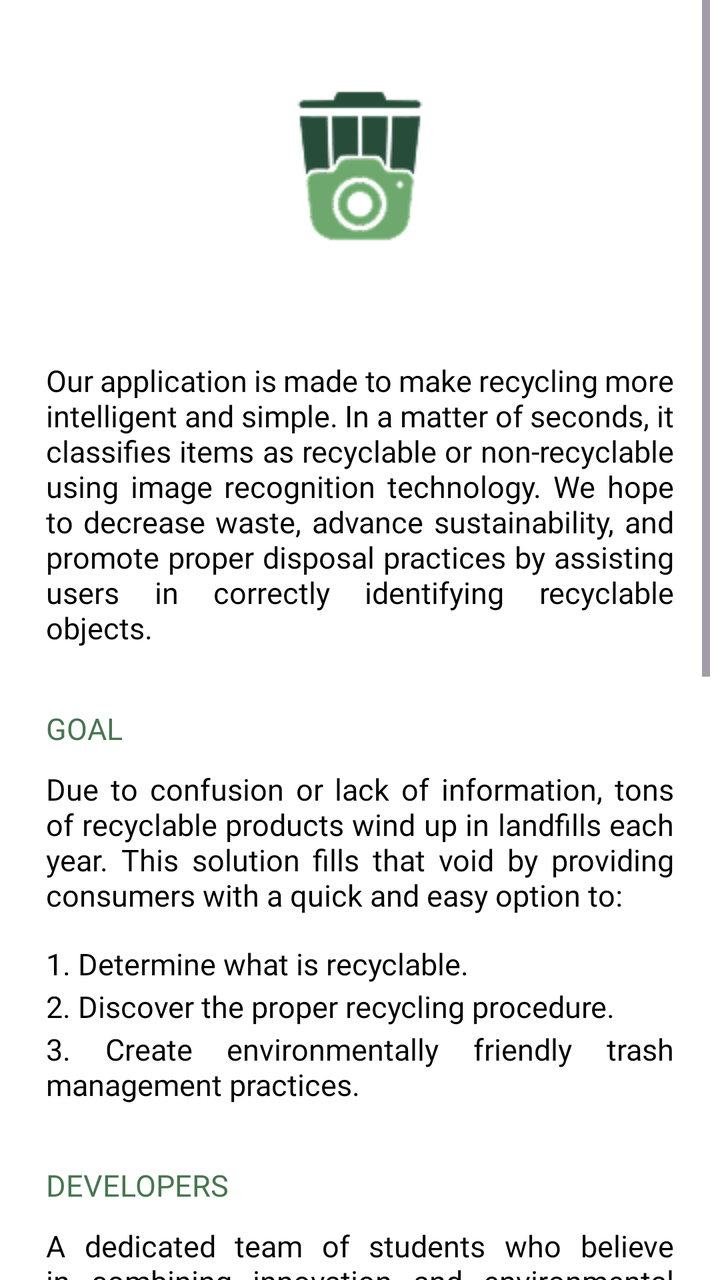
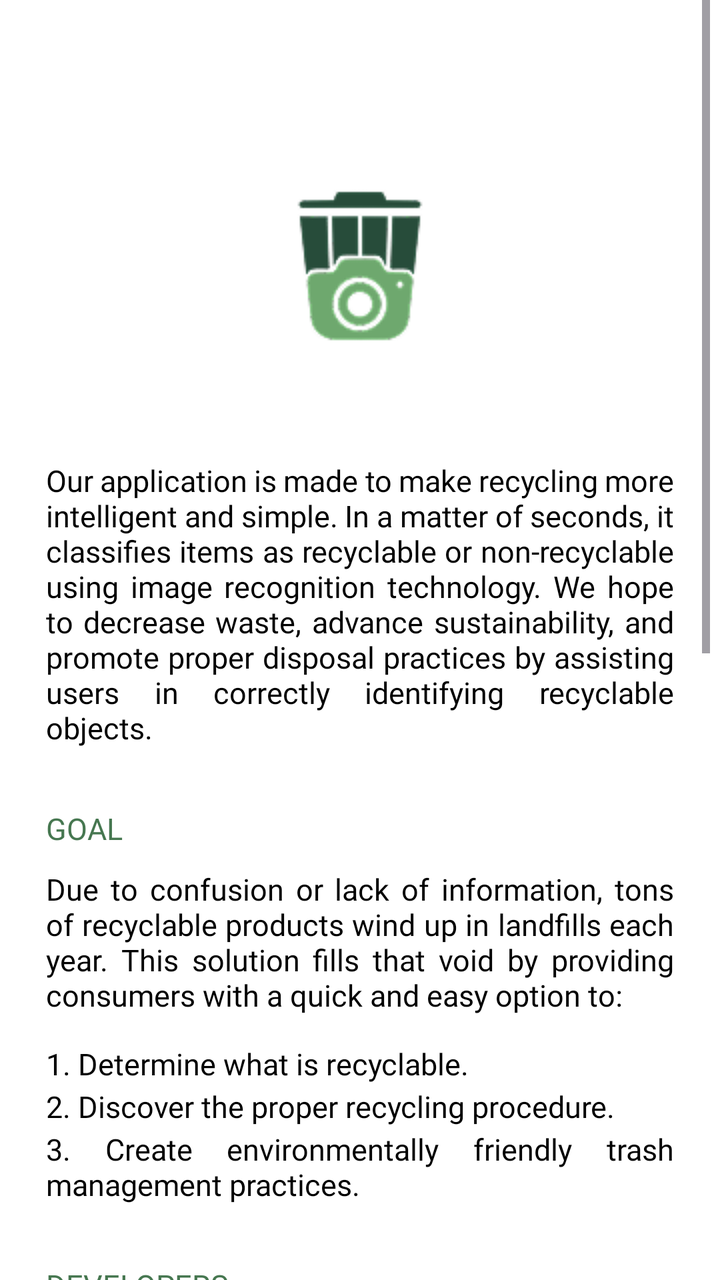

An Android layout rendered at two revisions. The XML below is the earlier revision; the diff shows what the commit changed to produce the second picture.
<!-- AndroidManifest.xml: application theme Theme.SortItJSON -->
<!-- res/layout/fragment_about.xml -->
<?xml version="1.0" encoding="utf-8"?>
<ScrollView
    xmlns:android="http://schemas.android.com/apk/res/android"
    android:layout_width="match_parent"
    android:layout_height="match_parent"
    android:paddingBottom="0dp"
    android:paddingRight="5dp"
    android:paddingLeft="5dp"
    android:fillViewport="true"
    android:background="#FFFFFF">

    
    <LinearLayout
        android:layout_width="match_parent"
        android:layout_height="wrap_content"
        android:orientation="vertical">

        
        <LinearLayout
            android:id="@+id/main"
            android:layout_width="match_parent"
            android:layout_height="wrap_content"
            android:gravity="center_horizontal"
            android:orientation="vertical"
            android:padding="0dp">

            <ImageView
                android:id="@+id/yellowlogoicon"
                android:layout_width="90dp"
                android:layout_height="90dp"
                android:layout_marginTop="40dp"
                android:contentDescription="logo_yellow_icon_desc"
                android:src="@drawable/about_applogo" />


            <LinearLayout
                android:layout_width="match_parent"
                android:layout_height="wrap_content"
                android:layout_marginLeft="8dp"
                android:layout_marginTop="40dp"
                android:layout_marginRight="8dp"
                android:orientation="vertical"
                android:padding="10dp">

                <TextView
                    android:layout_width="match_parent"
                    android:layout_height="wrap_content"
                    android:fontFamily="@font/montserrat_regular"
                    android:justificationMode="inter_word"
                    android:text="@string/about_intro"
                    android:textColor="#000000"
                    android:textSize="15sp" />

            </LinearLayout>


            <LinearLayout
                android:layout_width="match_parent"
                android:layout_height="wrap_content"
                android:layout_marginLeft="8dp"
                android:layout_marginTop="10dp"
                android:layout_marginRight="8dp"
                android:orientation="vertical"
                android:padding="10dp">

                <TextView
                    android:layout_width="match_parent"
                    android:layout_height="wrap_content"
                    android:fontFamily="@font/montserrat_bold"
                    android:justificationMode="inter_word"
                    android:text="GOAL"
                    android:textColor="#467750"
                    android:textSize="15sp" />

                <TextView
                    android:layout_width="match_parent"
                    android:layout_height="wrap_content"
                    android:layout_marginTop="10dp"
                    android:fontFamily="@font/montserrat_regular"
                    android:justificationMode="inter_word"
                    android:text="@string/about_goal"
                    android:textColor="#000000"
                    android:textSize="15sp" />

                <TextView
                    android:layout_width="match_parent"
                    android:layout_height="wrap_content"
                    android:layout_marginTop="14dp"
                    android:fontFamily="@font/montserrat_regular"
                    android:justificationMode="inter_word"
                    android:text="1. Determine what is recyclable."
                    android:textColor="#000000"
                    android:textSize="15sp" />

                <TextView
                    android:layout_width="match_parent"
                    android:layout_height="wrap_content"
                    android:layout_marginTop="1dp"
                    android:fontFamily="@font/montserrat_regular"
                    android:justificationMode="inter_word"
                    android:text="2. Discover the proper recycling procedure."
                    android:textColor="#000000"
                    android:textSize="15sp" />

                <TextView
                    android:layout_width="match_parent"
                    android:layout_height="wrap_content"
                    android:layout_marginTop="1dp"
                    android:fontFamily="@font/montserrat_regular"
                    android:justificationMode="inter_word"
                    android:text="3. Create environmentally friendly trash management practices."
                    android:textColor="#000000"
                    android:textSize="15sp" />
            </LinearLayout>

            <LinearLayout
                android:layout_width="match_parent"
                android:layout_height="wrap_content"
                android:layout_marginLeft="8dp"
                android:layout_marginTop="10dp"
                android:layout_marginRight="8dp"
                android:orientation="vertical"
                android:padding="10dp">

                <TextView
                    android:layout_width="match_parent"
                    android:layout_height="match_parent"
                    android:fontFamily="@font/montserrat_bold"
                    android:text="DEVELOPERS"
                    android:textColor="#467750"
                    android:textSize="15sp" />

                <TextView
                    android:layout_width="match_parent"
                    android:layout_height="wrap_content"
                    android:layout_marginTop="10dp"
                    android:fontFamily="@font/montserrat_regular"
                    android:justificationMode="inter_word"
                    android:text="@string/about_developers"
                    android:textColor="#000000"
                    android:textSize="15sp" />

                <LinearLayout
                    android:layout_width="match_parent"
                    android:layout_height="wrap_content"
                    android:layout_marginLeft="8dp"
                    android:layout_marginTop="10dp"
                    android:layout_marginRight="8dp"
                    android:orientation="horizontal"
                    android:padding="10dp">

                    <ImageView
                        android:id="@+id/membericon_az"
                        android:layout_width="53dp"
                        android:layout_height="53dp"
                        android:layout_marginTop="10dp"
                        android:contentDescription="logo_yellow_icon_desc"
                        android:src="@drawable/member" />

                    <TextView
                        android:layout_width="match_parent"
                        android:layout_height="match_parent"
                        android:layout_marginTop="25dp"
                        android:fontFamily="@font/montserrat_regular"
                        android:layout_marginLeft="20dp"
                        android:text="A Z Rain L. Espinas,"
                        android:textColor="#000000"
                        android:textSize="15sp" />
                </LinearLayout>

                <LinearLayout
                    android:layout_width="match_parent"
                    android:layout_height="wrap_content"
                    android:layout_marginLeft="8dp"
                    android:layout_marginRight="8dp"
                    android:orientation="horizontal"
                    android:padding="10dp">

                    <ImageView
                        android:id="@+id/membericon_ginno"
                        android:layout_width="53dp"
                        android:layout_height="53dp"
                        android:layout_marginTop="10dp"
                        android:contentDescription="logo_yellow_icon_desc"
                        android:src="@drawable/member" />

                    <TextView
                        android:layout_width="match_parent"
                        android:layout_height="match_parent"
                        android:layout_marginTop="25dp"
                        android:fontFamily="@font/montserrat_regular"
                        android:layout_marginLeft="20dp"
                        android:text="Ginno L. Buenaobra"
                        android:textColor="#000000"
                        android:textSize="15sp" />
                </LinearLayout>

                <LinearLayout
                    android:layout_width="match_parent"
                    android:layout_height="wrap_content"
                    android:layout_marginLeft="8dp"
                    android:layout_marginRight="8dp"
                    android:orientation="horizontal"
                    android:padding="10dp">

                    <ImageView
                        android:id="@+id/membericon_janna"
                        android:layout_width="53dp"
                        android:layout_height="53dp"
                        android:layout_marginTop="10dp"
                        android:contentDescription="logo_yellow_icon_desc"
                        android:src="@drawable/member" />

                    <TextView
                        android:layout_width="match_parent"
                        android:layout_height="match_parent"
                        android:layout_marginTop="25dp"
                        android:fontFamily="@font/montserrat_regular"
                        android:layout_marginLeft="20dp"
                        android:text="Janna Carla R. Morcozo"
                        android:textColor="#000000"
                        android:textSize="15sp" />
                </LinearLayout>

                <LinearLayout
                    android:layout_width="match_parent"
                    android:layout_height="wrap_content"
                    android:layout_marginLeft="8dp"
                    android:layout_marginRight="8dp"
                    android:orientation="horizontal"
                    android:padding="10dp">

                    <ImageView
                        android:id="@+id/membericon_jaycee"
                        android:layout_width="53dp"
                        android:layout_height="53dp"
                        android:layout_marginTop="10dp"
                        android:contentDescription="logo_yellow_icon_desc"
                        android:src="@drawable/member_jaycee" />

                    <TextView
                        android:layout_width="match_parent"
                        android:layout_height="match_parent"
                        android:layout_marginTop="25dp"
                        android:fontFamily="@font/montserrat_regular"
                        android:layout_marginLeft="20dp"
                        android:text="Jaycee D. Cadag"
                        android:textColor="#000000"
                        android:textSize="15sp" />
                </LinearLayout>

                <LinearLayout
                    android:layout_width="match_parent"
                    android:layout_height="wrap_content"
                    android:layout_marginLeft="8dp"
                    android:layout_marginRight="8dp"
                    android:orientation="horizontal"
                    android:padding="10dp">

                    <ImageView
                        android:id="@+id/membericon_melrick"
                        android:layout_width="53dp"
                        android:layout_height="53dp"
                        android:layout_marginTop="10dp"
                        android:contentDescription="logo_yellow_icon_desc"
                        android:src="@drawable/member" />

                    <TextView
                        android:layout_width="match_parent"
                        android:layout_height="match_parent"
                        android:layout_marginTop="25dp"
                        android:fontFamily="@font/montserrat_regular"
                        android:layout_marginLeft="20dp"
                        android:text="John Melrick M. Loviña"
                        android:textColor="#000000"
                        android:textSize="15sp" />
                </LinearLayout>
            </LinearLayout>

            
            <LinearLayout
                android:layout_width="match_parent"
                android:layout_height="wrap_content"
                android:layout_marginLeft="8dp"
                android:layout_marginTop="10dp"
                android:layout_marginRight="8dp"
                android:orientation="vertical"
                android:padding="10dp">

                <TextView
                    android:layout_width="match_parent"
                    android:layout_height="wrap_content"
                    android:layout_marginTop="10dp"
                    android:fontFamily="@font/montserrat_bold"
                    android:justificationMode="inter_word"
                    android:text="CONTACT US:"
                    android:textColor="#000000"
                    android:textSize="14sp" />

                <LinearLayout
                    android:id="@+id/contactRow"
                    android:layout_width="match_parent"
                    android:layout_height="wrap_content"
                    android:clickable="true"
                    android:focusable="true"
                    android:foreground="?attr/selectableItemBackground"
                    android:gravity="center_vertical"
                    android:orientation="horizontal"
                    android:padding="8dp">

                    <ImageView
                        android:layout_width="32dp"
                        android:layout_height="32dp"
                        android:contentDescription="gmail_icon_desc"
                        android:src="@drawable/gmaillogo" />

                    <TextView
                        android:layout_width="wrap_content"
                        android:layout_height="wrap_content"
                        android:layout_marginStart="12dp"
                        android:fontFamily="@font/montserrat_regular"
                        android:text="sample@gmail.com"
                        android:textColor="#000000"
                        android:textSize="15sp" />
                </LinearLayout>

            </LinearLayout>


        </LinearLayout>
    </LinearLayout>
</ScrollView>
<!-- resources referenced by this layout -->
<resources>
  <!-- drawable about_applogo: png bitmap (drawable, 5795 bytes) -->
  <!-- drawable gmaillogo: png bitmap (drawable, 537 bytes) -->
  <!-- drawable member: png bitmap (drawable, 897 bytes) -->
  <!-- drawable member_jaycee: jpg bitmap (drawable, 69739 bytes) -->
  <string name="about_developers">A dedicated team of students who believe in combining innovation and environmental responsibility to create real-world impact.</string>
  <string name="about_goal">Due to confusion or lack of information, tons of recyclable products wind up in landfills each year. This solution fills that void by providing consumers with a quick and easy option to:</string>
  <string name="about_intro">Our application is made to make recycling more intelligent and simple. In a matter of seconds, it classifies items as recyclable or non-recyclable using image recognition technology. We hope to decrease waste, advance sustainability, and promote proper disposal practices by assisting users in correctly identifying recyclable objects. </string>
  <style name="Theme.SortItJSON" parent="Base.Theme.SortItJSON" />
  <style name="Base.Theme.SortItJSON" parent="Theme.Material3.DayNight.NoActionBar">
          
          <item name="colorPrimary">@color/darkgreen</item>
      </style>
  <color name="darkgreen">#2A3F3F</color>
</resources>

<!-- the commit's change to res/layout/fragment_about.xml (unified diff, before → after) -->
@@ -28,7 +28,7 @@
                 android:id="@+id/yellowlogoicon"
                 android:layout_width="90dp"
                 android:layout_height="90dp"
-                android:layout_marginTop="40dp"
+                android:layout_marginTop="90dp"
                 android:contentDescription="logo_yellow_icon_desc"
                 android:src="@drawable/about_applogo" />
 
@@ -309,8 +309,8 @@
                     android:padding="8dp">
 
                     <ImageView
-                        android:layout_width="32dp"
-                        android:layout_height="32dp"
+                        android:layout_width="25dp"
+                        android:layout_height="25dp"
                         android:contentDescription="gmail_icon_desc"
                         android:src="@drawable/gmaillogo" />
 
